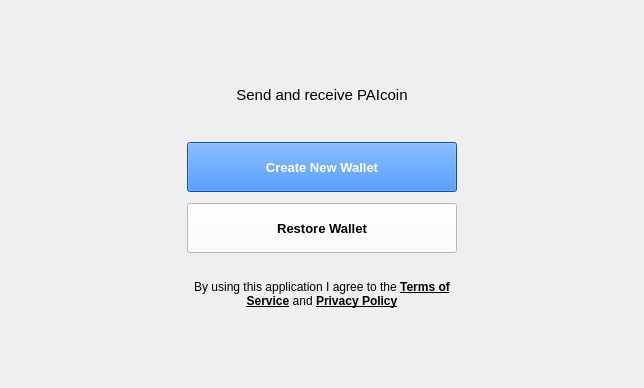
The window that src/qt/forms/walletselectionpage.ui (projectpai/paicoin) describes before a commit, drawn with Qt 5.
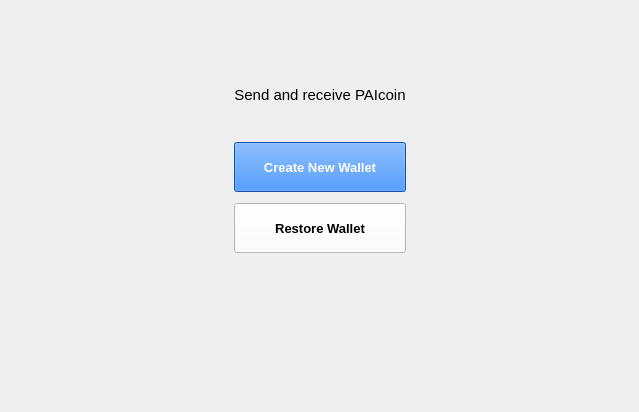
The same window after the commit. Icons and pictures are not drawn.

What changed in the file:
```diff
--- a/src/qt/forms/walletselectionpage.ui
+++ b/src/qt/forms/walletselectionpage.ui
@@ -6,8 +6,8 @@
    <rect>
     <x>0</x>
     <y>0</y>
-    <width>644</width>
-    <height>388</height>
+    <width>639</width>
+    <height>412</height>
    </rect>
   </property>
   <property name="windowTitle">
@@ -230,41 +230,6 @@
        </property>
       </widget>
      </item>
-     <item>
-      <widget class="QLabel" name="labelLegal">
-       <property name="minimumSize">
-        <size>
-         <width>270</width>
-         <height>70</height>
-        </size>
-       </property>
-       <property name="maximumSize">
-        <size>
-         <width>270</width>
-         <height>70</height>
-        </size>
-       </property>
-       <property name="styleSheet">
-        <string notr="true">padding-left:5;
-padding-right:5;</string>
-       </property>
-       <property name="text">
-        <string>  By using this application I agree to the &lt;a href=&quot;https://lanier.ai/terms-of-service/&quot; style=&quot;color:black&quot;&gt;&lt;b&gt;Terms of Service&lt;/b&gt;&lt;/a&gt; and &lt;a href=&quot;https://lanier.ai/privacy-policy/&quot; style=&quot;color:black&quot;&gt;&lt;b&gt;Privacy Policy&lt;/b&gt;&lt;/a&gt;</string>
-       </property>
-       <property name="textFormat">
-        <enum>Qt::RichText</enum>
-       </property>
-       <property name="alignment">
-        <set>Qt::AlignCenter</set>
-       </property>
-       <property name="wordWrap">
-        <bool>true</bool>
-       </property>
-       <property name="openExternalLinks">
-        <bool>true</bool>
-       </property>
-      </widget>
-     </item>
      <item>
       <spacer name="verticalSpacerBottom">
        <property name="orientation">
```
